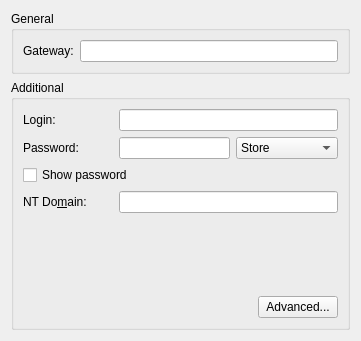
Above: vpn/pptp/pptpprop.ui from KDE/plasma-nm before the change. Below: the same form after it.
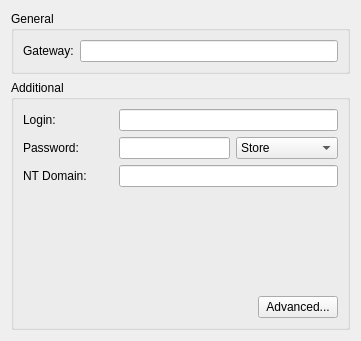
That is the form after the change. Custom widgets are drawn as their Qt base class.

Commit message: Replace 'show password' checkboxes with a custom password field REVIEW:124922

Patch:
```diff
--- a/vpn/pptp/pptpprop.ui
+++ b/vpn/pptp/pptpprop.ui
@@ -146,13 +146,6 @@
           </item>
          </layout>
         </item>
-        <item>
-         <widget class="QCheckBox" name="cb_showPassword">
-          <property name="text">
-           <string>Show password</string>
-          </property>
-         </widget>
-        </item>
         <item>
          <layout class="QHBoxLayout" name="horizontalLayout_6">
           <item>
@@ -170,7 +163,7 @@
              </size>
             </property>
             <property name="text">
-             <string>NT Do&amp;main:</string>
+             <string>NT Domain:</string>
             </property>
             <property name="buddy">
              <cstring>edt_ntDomain</cstring>
@@ -233,6 +226,13 @@
    </item>
   </layout>
  </widget>
+ <customwidgets>
+  <customwidget>
+   <class>PasswordField</class>
+   <extends>QLineEdit</extends>
+   <header>passwordfield.h</header>
+  </customwidget>
+ </customwidgets>
  <tabstops>
   <tabstop>edt_gateway</tabstop>
   <tabstop>edt_login</tabstop>
```
Left out of the diff: 7 changed lines with no effect on the pictures. The commit also changes 68 other files.
